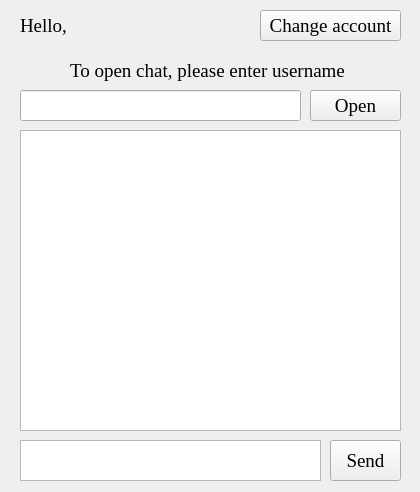
Above: chat.ui from ArtemJustArtem/Messenger_Shkil before the change. Below: the same form after it.
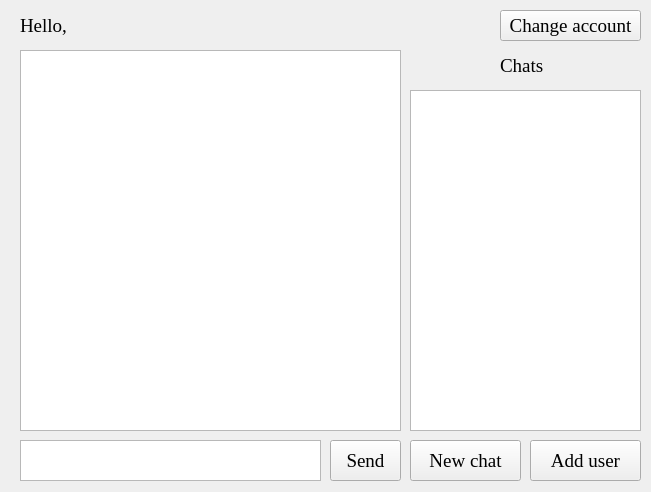
That is the form after the change.

Commit message: Fourth commit in chat_divided

What changed in the file:
```diff
--- a/chat.ui
+++ b/chat.ui
@@ -6,7 +6,7 @@
    <rect>
     <x>0</x>
     <y>0</y>
-    <width>420</width>
+    <width>651</width>
     <height>492</height>
    </rect>
   </property>
@@ -32,70 +32,13 @@
     <string>Hello, </string>
    </property>
   </widget>
-  <widget class="QLabel" name="label_2">
-   <property name="geometry">
-    <rect>
-     <x>70</x>
-     <y>60</y>
-     <width>281</width>
-     <height>21</height>
-    </rect>
-   </property>
-   <property name="font">
-    <font>
-     <family>Times New Roman</family>
-     <pointsize>14</pointsize>
-    </font>
-   </property>
-   <property name="text">
-    <string>To open chat, please enter username</string>
-   </property>
-  </widget>
-  <widget class="QLineEdit" name="user_to">
-   <property name="geometry">
-    <rect>
-     <x>20</x>
-     <y>90</y>
-     <width>281</width>
-     <height>31</height>
-    </rect>
-   </property>
-   <property name="font">
-    <font>
-     <family>Times New Roman</family>
-     <pointsize>12</pointsize>
-    </font>
-   </property>
-   <property name="text">
-    <string/>
-   </property>
-  </widget>
-  <widget class="QPushButton" name="open">
-   <property name="geometry">
-    <rect>
-     <x>310</x>
-     <y>90</y>
-     <width>91</width>
-     <height>31</height>
-    </rect>
-   </property>
-   <property name="font">
-    <font>
-     <family>Times New Roman</family>
-     <pointsize>14</pointsize>
-    </font>
-   </property>
-   <property name="text">
-    <string>Open</string>
-   </property>
-  </widget>
   <widget class="QPlainTextEdit" name="chat">
    <property name="geometry">
     <rect>
      <x>20</x>
-     <y>130</y>
+     <y>50</y>
      <width>381</width>
-     <height>301</height>
+     <height>381</height>
     </rect>
    </property>
    <property name="font">
@@ -152,7 +95,7 @@
   <widget class="QPushButton" name="open_2">
    <property name="geometry">
     <rect>
-     <x>260</x>
+     <x>500</x>
      <y>10</y>
      <width>141</width>
      <height>31</height>
@@ -168,6 +111,79 @@
     <string>Change account</string>
    </property>
   </widget>
+  <widget class="QPushButton" name="new_chat">
+   <property name="geometry">
+    <rect>
+     <x>410</x>
+     <y>440</y>
+     <width>111</width>
+     <height>41</height>
+    </rect>
+   </property>
+   <property name="font">
+    <font>
+     <family>Times New Roman</family>
+     <pointsize>14</pointsize>
+    </font>
+   </property>
+   <property name="text">
+    <string>New chat</string>
+   </property>
+  </widget>
+  <widget class="QPushButton" name="add_user">
+   <property name="geometry">
+    <rect>
+     <x>530</x>
+     <y>440</y>
+     <width>111</width>
+     <height>41</height>
+    </rect>
+   </property>
+   <property name="font">
+    <font>
+     <family>Times New Roman</family>
+     <pointsize>14</pointsize>
+    </font>
+   </property>
+   <property name="text">
+    <string>Add user</string>
+   </property>
+  </widget>
+  <widget class="QListWidget" name="chat_list">
+   <property name="geometry">
+    <rect>
+     <x>410</x>
+     <y>90</y>
+     <width>231</width>
+     <height>341</height>
+    </rect>
+   </property>
+   <property name="font">
+    <font>
+     <family>Times New Roman</family>
+     <pointsize>14</pointsize>
+    </font>
+   </property>
+  </widget>
+  <widget class="QLabel" name="greeting_2">
+   <property name="geometry">
+    <rect>
+     <x>500</x>
+     <y>50</y>
+     <width>51</width>
+     <height>31</height>
+    </rect>
+   </property>
+   <property name="font">
+    <font>
+     <family>Times New Roman</family>
+     <pointsize>14</pointsize>
+    </font>
+   </property>
+   <property name="text">
+    <string>Chats</string>
+   </property>
+  </widget>
  </widget>
  <resources/>
  <connections/>
```
Left out of the diff: 2 changed lines with no effect on the pictures. The commit also changes 3 other files.
